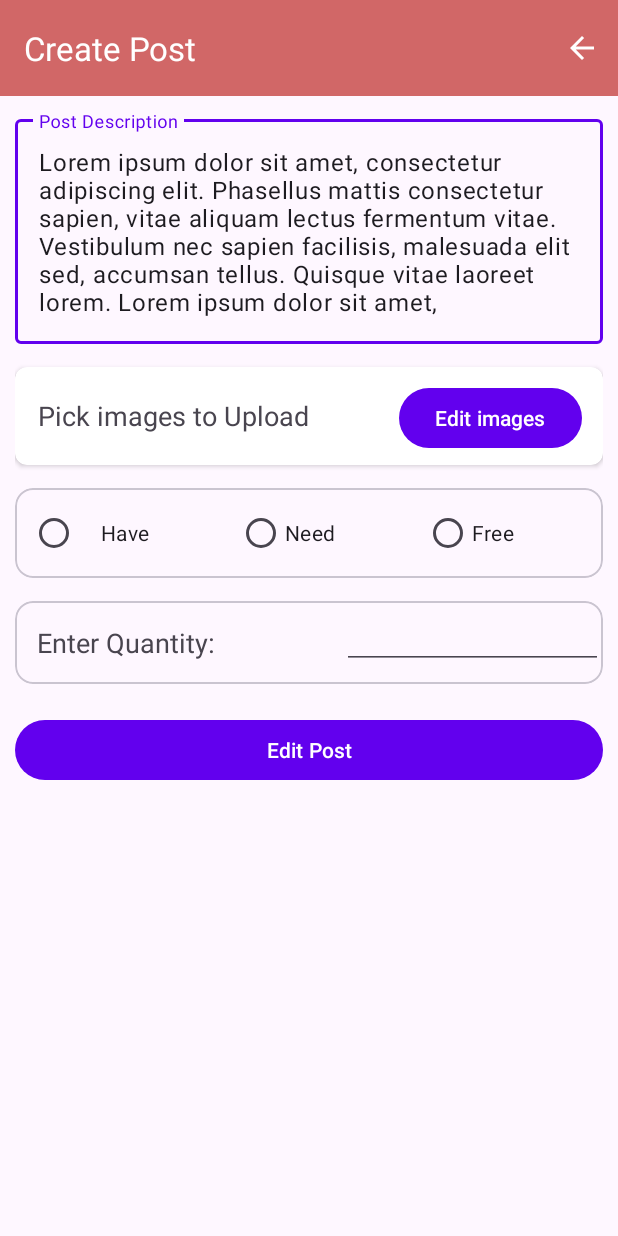
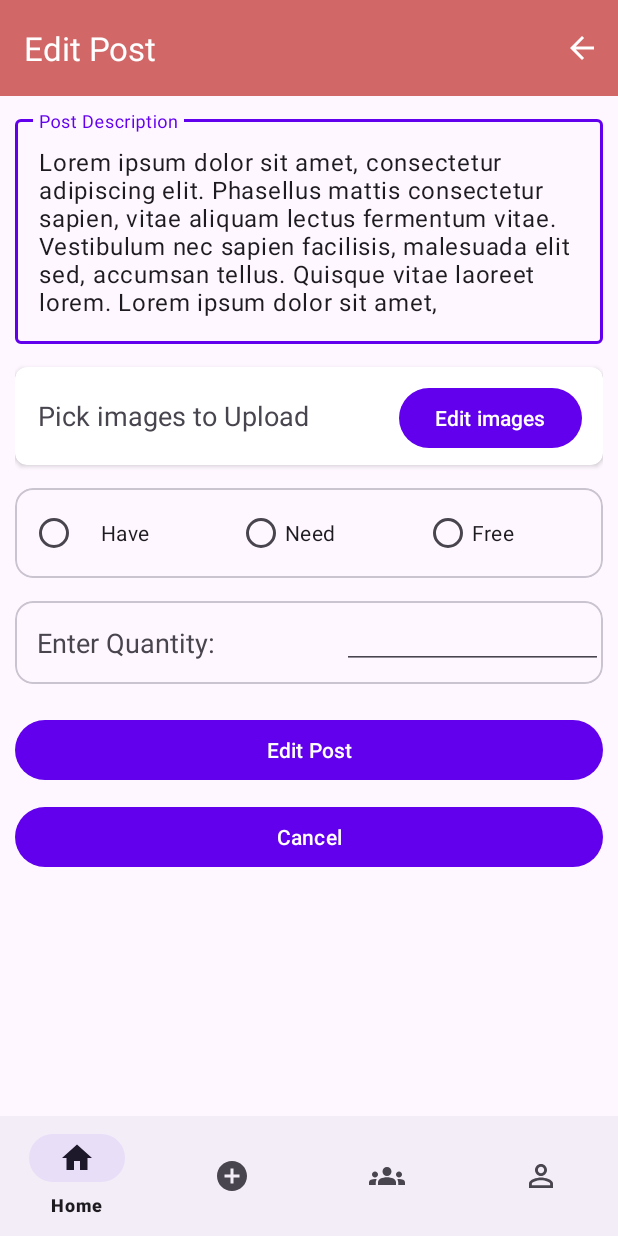
Before and after one commit to NimethHR/Bartering-App, an Android app: the EditPost screen opened directly, with no data from a screen before it, on a phone screen of 412 x 824 dp. Run offline under Robolectric (Android 15) with nearby library versions, the phone set to English and light mode, and no system bars.

Commit message:
final changes

```diff
--- a/frontend/app/src/main/res/layout/activity_edit_post.xml
+++ b/frontend/app/src/main/res/layout/activity_edit_post.xml
@@ -19,7 +19,7 @@
             app:titleTextColor="@color/white"
             android:background="@color/holo_red"
             app:menu="@menu/create_post_toolbar"
-            app:title="@string/post_create_toolbar">
+            app:title="@string/edit_post">
 
         </androidx.appcompat.widget.Toolbar>
 
@@ -176,8 +176,21 @@
                 android:layout_marginTop="20dp"
                 android:text="@string/edit_post_submit_btn" />
 
+            <Button
+                android:id="@+id/button"
+                android:layout_width="match_parent"
+                android:layout_height="wrap_content"
+                android:layout_marginTop="10dp"
+                android:text="@string/cancel_btn" />
+
         </LinearLayout>
 
     </androidx.core.widget.NestedScrollView>
 
+    <com.google.android.material.bottomnavigation.BottomNavigationView
+        android:layout_width="match_parent"
+        android:layout_height="wrap_content"
+        app:menu="@menu/bottom_nav_bar"
+        android:layout_gravity="bottom"
+        />
 </androidx.coordinatorlayout.widget.CoordinatorLayout>
--- a/frontend/app/src/main/res/layout/activity_main.xml
+++ b/frontend/app/src/main/res/layout/activity_main.xml
@@ -276,8 +276,6 @@
         android:layout_width="match_parent"
         android:layout_height="wrap_content"
         app:menu="@menu/bottom_nav_bar"
-
-        />
-
+        android:layout_gravity="bottom"/>
 
 </androidx.coordinatorlayout.widget.CoordinatorLayout>
--- a/frontend/app/src/main/res/values/strings.xml
+++ b/frontend/app/src/main/res/values/strings.xml
@@ -2,13 +2,17 @@
     <string name="app_name">MADProject</string>
     <string name="lorem">Lorem ipsum dolor sit amet, consectetur adipiscing elit. Phasellus mattis consectetur sapien, vitae aliquam lectus fermentum vitae. Vestibulum nec sapien facilisis, malesuada elit sed, accumsan tellus. Quisque vitae laoreet lorem. Lorem ipsum dolor sit amet, consectetur adipiscing elit. Morbi at elit non ante vulputate dictum vulputate sit amet tortor. Quisque est enim, condimentum eget magna id, placerat condimentum mauris. Sed varius consectetur mattis. Donec placerat sed lacus eget rhoncus. Praesent id bibendum ante.</string>
     <string name="createBtn">Post Name</string>
-    <string name="post_title">Post title here</string>
-    <string name="post_create_toolbar">Create Post</string>
     <string name="create_nestedScroll_description">Create your post here</string>
     <string name="create_tab1">Image</string>
     <string name="create_tab2">Post</string>
     <string name="create_tab3">Location</string>
+
+
+<!--  Post actions  -->
+    <string name="post_title">Post title here</string>
+    <string name="edit_post">Edit Post</string>
     <string name="create_post_title">Post Title</string>
+    <string name="post_create_toolbar">Create Post</string>
     <string name="create_post_file_picker_button">Browse</string>
     <string name="create_post_description">Post Description</string>
     <string name="create_location_picker">Select Location</string>
@@ -28,6 +32,8 @@
     <string name="view_post_like_btn">Like</string>
     <string name="view_post_contact_btn">Contact</string>
     <string name="view_post_share_btn">Share</string>
+    <string name="cancel_btn">Cancel</string>
+
 
 
     <!--  messages  -->
```
Also changed, not shown: frontend/app/src/main/res/layout/activity_create_post.xml (+16 -4 lines), frontend/app/src/main/res/layout/activity_view_post.xml (+7 -0 lines).
